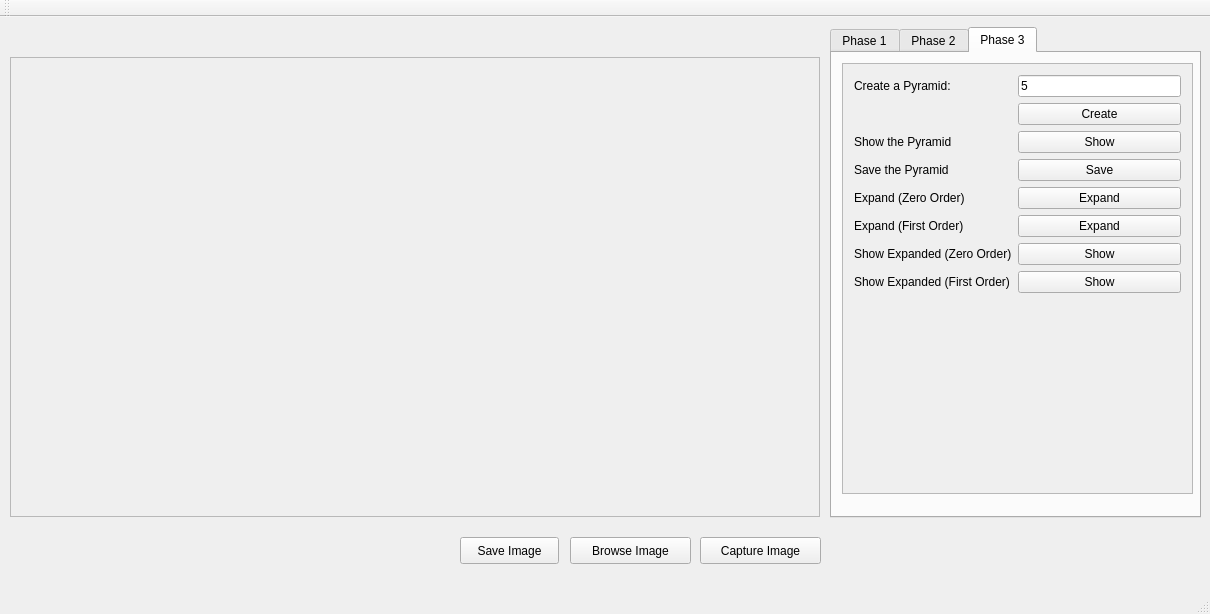
sina-cb/ColonD_ImageProcessor, file mainwindow.ui: the form before one commit.
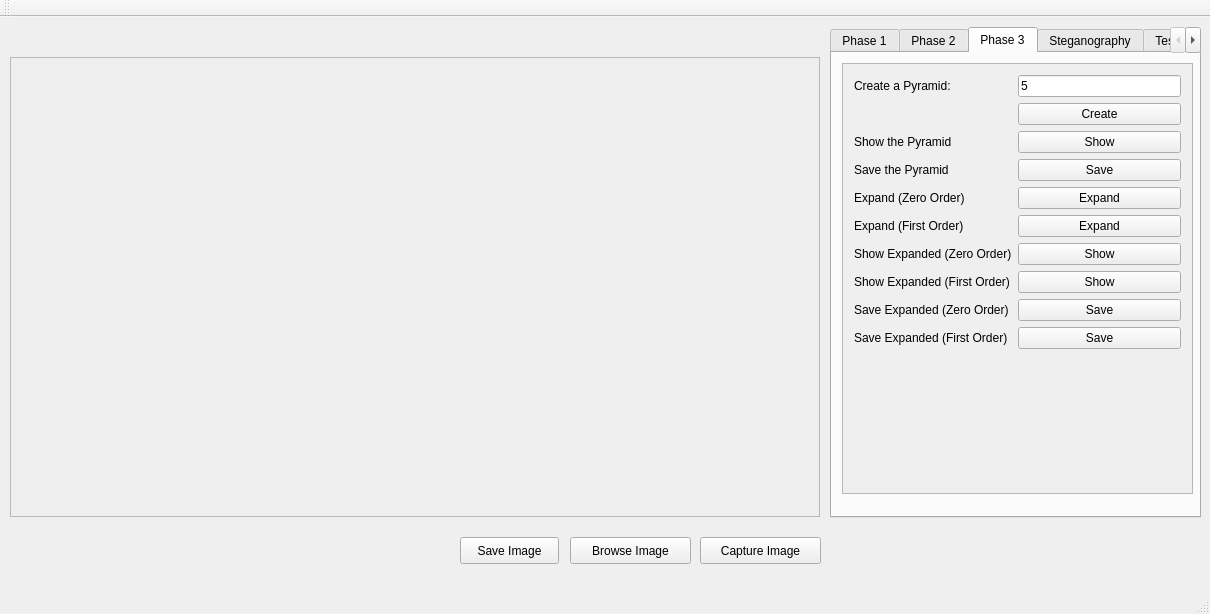
The form after the commit. The open tabs and pages were chosen to show the change.

```diff
--- a/mainwindow.ui
+++ b/mainwindow.ui
@@ -700,10 +700,80 @@
           </property>
          </widget>
         </item>
+        <item row="15" column="0">
+         <widget class="QLabel" name="label_69">
+          <property name="text">
+           <string>Save Expanded (First Order)</string>
+          </property>
+         </widget>
+        </item>
+        <item row="14" column="0">
+         <widget class="QLabel" name="label_68">
+          <property name="text">
+           <string>Save Expanded (Zero Order)</string>
+          </property>
+         </widget>
+        </item>
+        <item row="14" column="1">
+         <widget class="QPushButton" name="saveZeroBtn">
+          <property name="enabled">
+           <bool>true</bool>
+          </property>
+          <property name="text">
+           <string>Save</string>
+          </property>
+         </widget>
+        </item>
+        <item row="15" column="1">
+         <widget class="QPushButton" name="saveFirstBtn">
+          <property name="enabled">
+           <bool>true</bool>
+          </property>
+          <property name="text">
+           <string>Save</string>
+          </property>
+         </widget>
+        </item>
        </layout>
       </widget>
      </widget>
     </widget>
+    <widget class="QWidget" name="tab_3">
+     <attribute name="title">
+      <string>Steganography</string>
+     </attribute>
+    </widget>
+    <widget class="QWidget" name="tab_4">
+     <attribute name="title">
+      <string>Test Page</string>
+     </attribute>
+     <widget class="QPushButton" name="blendBrowseBtn">
+      <property name="geometry">
+       <rect>
+        <x>213</x>
+        <y>20</y>
+        <width>128</width>
+        <height>27</height>
+       </rect>
+      </property>
+      <property name="text">
+       <string>Browse</string>
+      </property>
+     </widget>
+     <widget class="QLabel" name="label_70">
+      <property name="geometry">
+       <rect>
+        <x>10</x>
+        <y>20</y>
+        <width>123</width>
+        <height>27</height>
+       </rect>
+      </property>
+      <property name="text">
+       <string>Blend Images With</string>
+      </property>
+     </widget>
+    </widget>
    </widget>
   </widget>
   <widget class="QMenuBar" name="menuBar">
```
Left out of the diff: 17 changed lines with no effect on the pictures.
